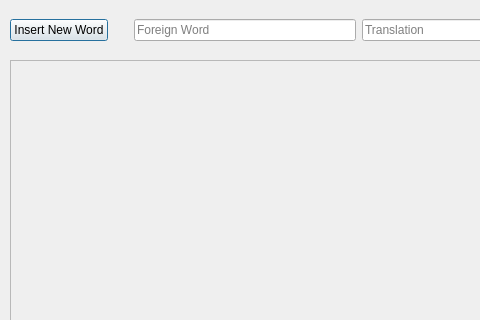
Before: the Qt Designer form src/gui/browse_course_window.ui in tombranfield/spaced_repeating_vocabulary, drawn with Qt 5; both pictures show x 0 to 480 and y 0 to 320 of the 900 by 600 pixel window.
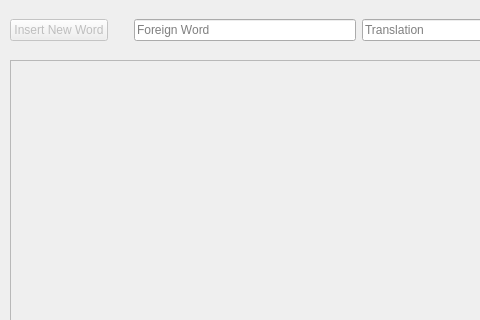
After: the same form once the commit is applied.

Commit message: Wrote insert_new_word() in browse_course_window.py

What changed in the file:
```diff
--- a/src/gui/browse_course_window.ui
+++ b/src/gui/browse_course_window.ui
@@ -49,7 +49,7 @@
     <item>
      <widget class="QPushButton" name="insert_word_button">
       <property name="enabled">
-       <bool>true</bool>
+       <bool>false</bool>
       </property>
       <property name="text">
        <string>Insert New Word</string>
```
The commit also changes 1 other file.
